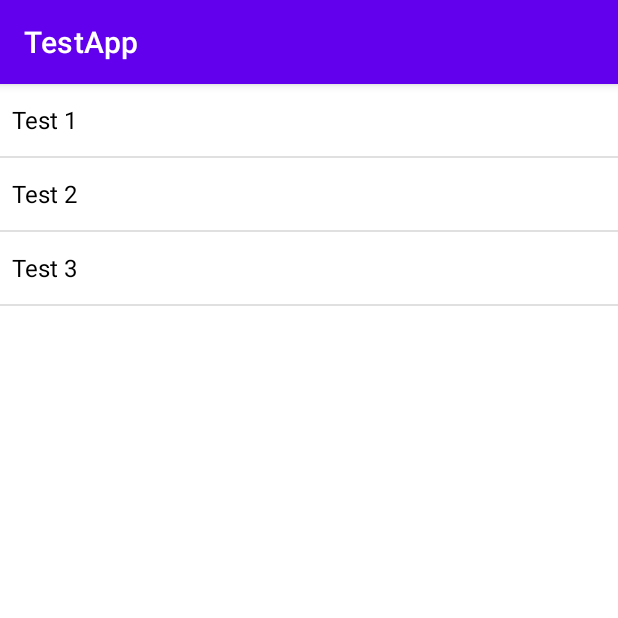
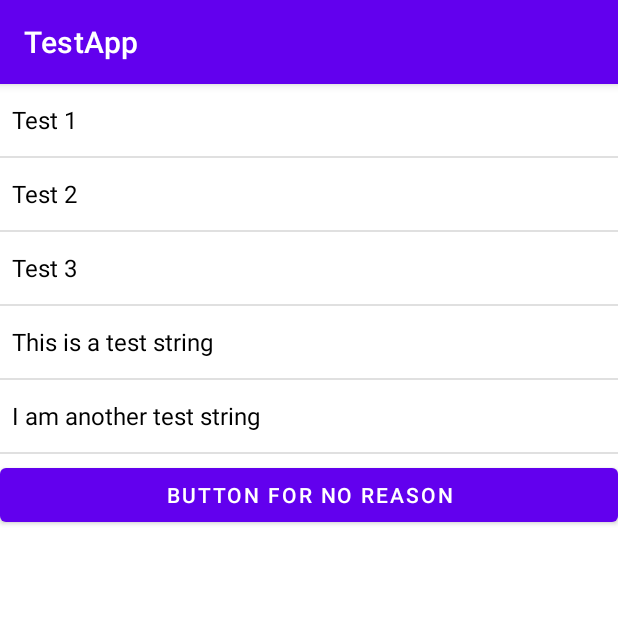
Before and after one commit to MarioARC/ListViewData, an Android app: the screen it shows after launch (MainActivity), on a phone screen of 412 x 824 dp, the top half of it. Run offline under Robolectric (Android 15) with nearby library versions, the phone set to English and light mode, and no system bars.

Commit message:
added a button for no reason and more items in the ListView

```diff
--- a/app/src/main/java/com/example/testapp/MainActivity.java
+++ b/app/src/main/java/com/example/testapp/MainActivity.java
@@ -7,6 +7,7 @@ import android.os.Bundle;
 import android.util.Log;
 import android.view.View;
 import android.view.ViewGroup;
+import android.widget.AdapterView;
 import android.widget.ArrayAdapter;
 import android.widget.ListView;
 import android.widget.TextView;
@@ -16,19 +17,19 @@ import java.util.ArrayList;
 
 public class MainActivity extends AppCompatActivity {
 
-    ListView l;
-    String items[] = {"Test 1", "Test 2", "Test 3"};
-
+    ListView myList;
+    String[] items = {"Test 1", "Test 2", "Test 3", "This is a test string", "I am another test string", "Me too!", "rehehehehehehe", "More tests", "even more", "one more", "an extra one", "oooone more", "ok that's enough"};
 
     @Override
     protected void onCreate(Bundle savedInstanceState) {
         super.onCreate(savedInstanceState);
         setContentView(R.layout.activity_main);
 
-        l = findViewById(R.id.listView1);
+        myList = findViewById(R.id.listView1);
         ArrayAdapter<String> arr = new ArrayAdapter<>(this, androidx.appcompat.R.layout.support_simple_spinner_dropdown_item, items);
-        l.setAdapter(arr);
-
+        myList.setAdapter(arr);
     }
 
+
+
 }
--- a/app/src/main/res/layout/activity_main.xml
+++ b/app/src/main/res/layout/activity_main.xml
@@ -1,5 +1,5 @@
 <?xml version="1.0" encoding="utf-8"?>
-<LinearLayout xmlns:android="http://schemas.android.com/apk/res/android"
+<ScrollView xmlns:android="http://schemas.android.com/apk/res/android"
     xmlns:app="http://schemas.android.com/apk/res-auto"
     xmlns:tools="http://schemas.android.com/tools"
     android:layout_width="match_parent"
@@ -7,11 +7,24 @@
     android:orientation="vertical"
     tools:context=".MainActivity">
 
-    <ListView
-        android:id="@+id/listView1"
+    <LinearLayout
         android:layout_width="match_parent"
-        android:layout_height="match_parent">
+        android:layout_height="wrap_content"
+        android:orientation="vertical">
 
-    </ListView>
+        <ListView
+            android:id="@+id/listView1"
+            android:layout_width="match_parent"
+            android:layout_height="250dp">
 
-</LinearLayout>
+        </ListView>
+
+        <Button
+            android:id="@+id/button"
+            android:layout_width="match_parent"
+            android:layout_height="wrap_content"
+            android:text="Button for no reason" />
+
+    </LinearLayout>
+
+</ScrollView>
```
